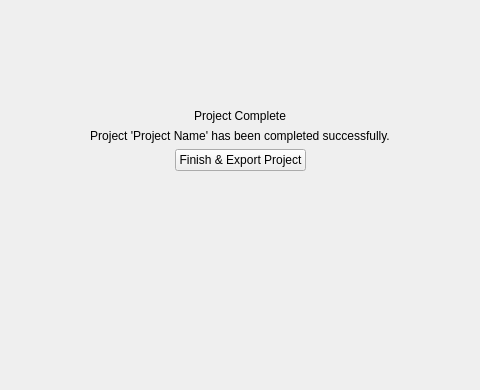
mariolewis/asdf_factory, file gui/project_complete_page.ui: the form before one commit; both pictures show x 110 to 590 and y 110 to 500 of the 700 by 500 pixel window.
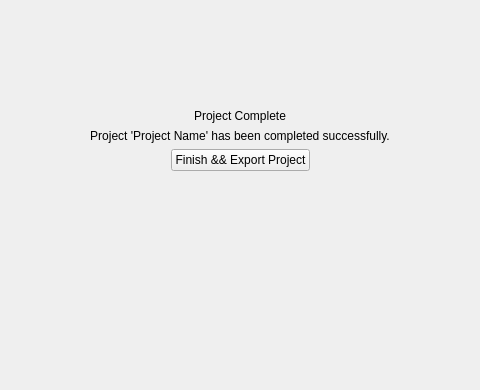
The form after the commit.

```diff
--- a/gui/project_complete_page.ui
+++ b/gui/project_complete_page.ui
@@ -65,7 +65,7 @@
      <item>
       <widget class="QPushButton" name="exportButton">
        <property name="text">
-        <string>Finish &amp;&amp; Export Project</string>
+        <string>Finish &amp;&amp;&amp;&amp; Export Project</string>
        </property>
       </widget>
      </item>
```
